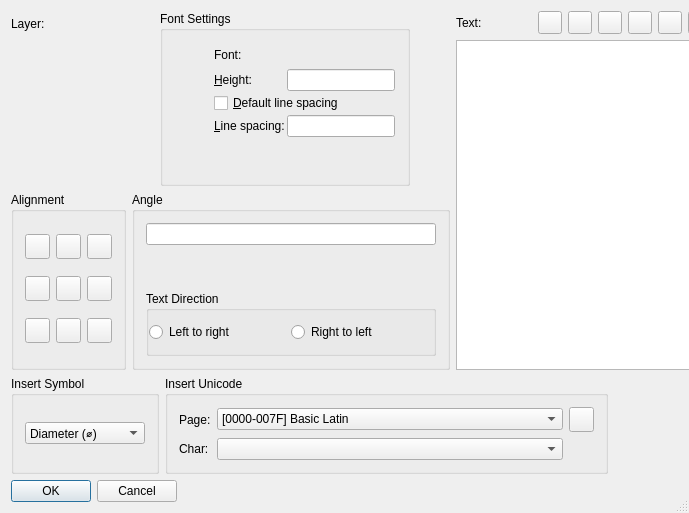
Before: the Qt Designer form librecad/src/ui/forms/qg_dlgmtext.ui in LibreCAD/LibreCAD, drawn with Qt 5.
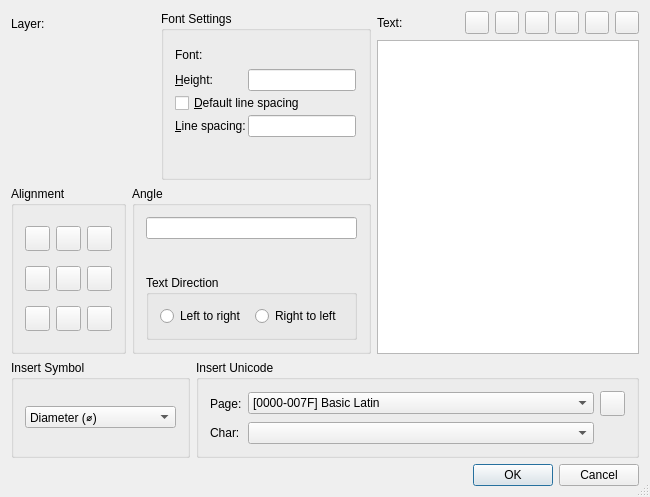
After: the same form once the commit is applied. Icons and pictures are not drawn. Custom widgets are drawn as their Qt base class.

```diff
--- a/librecad/src/ui/forms/qg_dlgmtext.ui
+++ b/librecad/src/ui/forms/qg_dlgmtext.ui
@@ -6,40 +6,28 @@
    <rect>
     <x>0</x>
     <y>0</y>
-    <width>689</width>
-    <height>513</height>
+    <width>650</width>
+    <height>497</height>
    </rect>
   </property>
-  <property name="sizePolicy">
-   <sizepolicy hsizetype="Maximum" vsizetype="Preferred">
-    <horstretch>0</horstretch>
-    <verstretch>0</verstretch>
-   </sizepolicy>
-  </property>
   <property name="windowTitle">
    <string>MText</string>
   </property>
   <property name="sizeGripEnabled">
    <bool>true</bool>
   </property>
-  <layout class="QFormLayout" name="formLayout">
+  <layout class="QGridLayout" name="gridLayout">
    <item row="0" column="0">
     <layout class="QGridLayout" name="gridLayout_2">
      <item row="0" column="0">
       <layout class="QGridLayout" name="gridLayout_3">
-       <property name="sizeConstraint">
-        <enum>QLayout::SetMinimumSize</enum>
-       </property>
        <item row="0" column="0">
         <layout class="QGridLayout" name="gridLayout_4">
-         <property name="sizeConstraint">
-          <enum>QLayout::SetMinAndMaxSize</enum>
-         </property>
          <item row="0" column="0">
-          <layout class="QVBoxLayout" name="vlAttributes">
-           <item>
-            <layout class="QHBoxLayout">
-             <item>
+          <layout class="QGridLayout" name="gridLayout_5">
+           <item row="0" column="0">
+            <layout class="QGridLayout" name="gridLayout_6">
+             <item row="0" column="0">
               <widget class="QLabel" name="lLayer">
                <property name="sizePolicy">
                 <sizepolicy hsizetype="Preferred" vsizetype="Preferred">
@@ -61,7 +49,7 @@
                </property>
               </widget>
              </item>
-             <item>
+             <item row="0" column="1">
               <widget class="QG_LayerBox" name="cbLayer" native="true">
                <property name="minimumSize">
                 <size>
@@ -74,9 +62,22 @@
                </property>
               </widget>
              </item>
+             <item row="0" column="2">
+              <spacer name="horizontalSpacer_5">
+               <property name="orientation">
+                <enum>Qt::Horizontal</enum>
+               </property>
+               <property name="sizeHint" stdset="0">
+                <size>
+                 <width>1</width>
+                 <height>20</height>
+                </size>
+               </property>
+              </spacer>
+             </item>
             </layout>
            </item>
-           <item>
+           <item row="1" column="0">
             <widget class="QG_WidgetPen" name="wPen" native="true">
              <property name="sizePolicy">
               <sizepolicy hsizetype="MinimumExpanding" vsizetype="MinimumExpanding">
@@ -106,7 +107,7 @@
             <property name="spacing">
              <number>2</number>
             </property>
-            <item row="5" column="1">
+            <item row="5" column="0">
              <widget class="QLabel" name="lLineSpacingFactor">
               <property name="text">
                <string>&amp;Line spacing:</string>
@@ -119,59 +120,7 @@
               </property>
              </widget>
             </item>
-            <item row="2" column="2">
-             <widget class="QG_FontBox" name="cbFont" native="true">
-              <property name="sizePolicy">
-               <sizepolicy hsizetype="Expanding" vsizetype="Fixed">
-                <horstretch>0</horstretch>
-                <verstretch>0</verstretch>
-               </sizepolicy>
-              </property>
-              <property name="minimumSize">
-               <size>
-                <width>100</width>
-                <height>25</height>
-               </size>
-              </property>
-              <property name="focusPolicy">
-               <enum>Qt::WheelFocus</enum>
-              </property>
-             </widget>
-            </item>
-            <item row="3" column="2">
-             <widget class="QLineEdit" name="leHeight">
-              <property name="sizePolicy">
-               <sizepolicy hsizetype="Expanding" vsizetype="Fixed">
-                <horstretch>0</horstretch>
-                <verstretch>0</verstretch>
-               </sizepolicy>
-              </property>
-             </widget>
-            </item>
-            <item row="5" column="3">
-             <spacer name="horizontalSpacer">
-              <property name="orientation">
-               <enum>Qt::Horizontal</enum>
-              </property>
-              <property name="sizeHint" stdset="0">
-               <size>
-                <width>1</width>
-                <height>20</height>
-               </size>
-              </property>
-             </spacer>
-            </item>
-            <item row="5" column="2">
-             <widget class="QLineEdit" name="leLineSpacingFactor">
-              <property name="sizePolicy">
-               <sizepolicy hsizetype="Expanding" vsizetype="Fixed">
-                <horstretch>0</horstretch>
-                <verstretch>0</verstretch>
-               </sizepolicy>
-              </property>
-             </widget>
-            </item>
-            <item row="4" column="1" colspan="2">
+            <item row="4" column="0" colspan="2">
              <widget class="QCheckBox" name="cbDefault">
               <property name="sizePolicy">
                <sizepolicy hsizetype="Expanding" vsizetype="Fixed">
@@ -187,7 +136,20 @@
               </property>
              </widget>
             </item>
-            <item row="7" column="2">
+            <item row="3" column="2">
+             <spacer name="horizontalSpacer_2">
+              <property name="orientation">
+               <enum>Qt::Horizontal</enum>
+              </property>
+              <property name="sizeHint" stdset="0">
+               <size>
+                <width>1</width>
+                <height>20</height>
+               </size>
+              </property>
+             </spacer>
+            </item>
+            <item row="7" column="1">
              <spacer name="spacer2_2">
               <property name="orientation">
                <enum>Qt::Vertical</enum>
@@ -203,20 +165,59 @@
               </property>
              </spacer>
             </item>
-            <item row="2" column="3">
-             <spacer name="horizontalSpacer_4">
-              <property name="orientation">
-               <enum>Qt::Horizontal</enum>
-              </property>
-              <property name="sizeHint" stdset="0">
-               <size>
-                <width>1</width>
-                <height>20</height>
-               </size>
-              </property>
-             </spacer>
-            </item>
             <item row="3" column="1">
+             <widget class="QLineEdit" name="leHeight">
+              <property name="sizePolicy">
+               <sizepolicy hsizetype="Expanding" vsizetype="Fixed">
+                <horstretch>0</horstretch>
+                <verstretch>0</verstretch>
+               </sizepolicy>
+              </property>
+             </widget>
+            </item>
+            <item row="5" column="2">
+             <spacer name="horizontalSpacer">
+              <property name="orientation">
+               <enum>Qt::Horizontal</enum>
+              </property>
+              <property name="sizeHint" stdset="0">
+               <size>
+                <width>1</width>
+                <height>20</height>
+               </size>
+              </property>
+             </spacer>
+            </item>
+            <item row="7" column="0">
+             <spacer name="spacer2">
+              <property name="orientation">
+               <enum>Qt::Vertical</enum>
+              </property>
+              <property name="sizeType">
+               <enum>QSizePolicy::Expanding</enum>
+              </property>
+              <property name="sizeHint" stdset="0">
+               <size>
+                <width>20</width>
+                <height>16</height>
+               </size>
+              </property>
+             </spacer>
+            </item>
+            <item row="4" column="2">
+             <spacer name="horizontalSpacer_3">
+              <property name="orientation">
+               <enum>Qt::Horizontal</enum>
+              </property>
+              <property name="sizeHint" stdset="0">
+               <size>
+                <width>1</width>
+                <height>20</height>
+               </size>
+              </property>
+             </spacer>
+            </item>
+            <item row="3" column="0">
              <widget class="QLabel" name="lHeight">
               <property name="text">
                <string>&amp;Height:</string>
@@ -229,57 +230,44 @@
               </property>
              </widget>
             </item>
-            <item row="5" column="0">
-             <spacer name="horizontalSpacer_6">
-              <property name="orientation">
-               <enum>Qt::Horizontal</enum>
+            <item row="5" column="1">
+             <widget class="QLineEdit" name="leLineSpacingFactor">
+              <property name="sizePolicy">
+               <sizepolicy hsizetype="Expanding" vsizetype="Fixed">
+                <horstretch>0</horstretch>
+                <verstretch>0</verstretch>
+               </sizepolicy>
               </property>
-              <property name="sizeHint" stdset="0">
-               <size>
-                <width>40</width>
-                <height>20</height>
-               </size>
-              </property>
-             </spacer>
+             </widget>
             </item>
-            <item row="7" column="1">
-             <spacer name="spacer2">
-              <property name="orientation">
-               <enum>Qt::Vertical</enum>
-              </property>
-              <property name="sizeType">
-               <enum>QSizePolicy::Expanding</enum>
-              </property>
-              <property name="sizeHint" stdset="0">
-               <size>
-                <width>20</width>
-                <height>16</height>
-               </size>
-              </property>
-             </spacer>
-            </item>
-            <item row="4" column="3">
-             <spacer name="horizontalSpacer_3">
-              <property name="orientation">
-               <enum>Qt::Horizontal</enum>
-              </property>
-              <property name="sizeHint" stdset="0">
-               <size>
-                <width>1</width>
-                <height>20</height>
-               </size>
-              </property>
-             </spacer>
-            </item>
-            <item row="2" column="1">
+            <item row="2" column="0">
              <widget class="QLabel" name="label">
               <property name="text">
                <string>Font:</string>
               </property>
              </widget>
             </item>
-            <item row="3" column="3">
-             <spacer name="horizontalSpacer_2">
+            <item row="2" column="1">
+             <widget class="QG_FontBox" name="cbFont" native="true">
+              <property name="sizePolicy">
+               <sizepolicy hsizetype="Expanding" vsizetype="Fixed">
+                <horstretch>0</horstretch>
+                <verstretch>0</verstretch>
+               </sizepolicy>
+              </property>
+              <property name="minimumSize">
+               <size>
+                <width>100</width>
+                <height>25</height>
+               </size>
+              </property>
+              <property name="focusPolicy">
+               <enum>Qt::WheelFocus</enum>
+              </property>
+             </widget>
+            </item>
+            <item row="2" column="2">
+             <spacer name="horizontalSpacer_4">
               <property name="orientation">
                <enum>Qt::Horizontal</enum>
               </property>
@@ -294,24 +282,11 @@
            </layout>
           </widget>
          </item>
-         <item row="0" column="2">
-          <spacer name="horizontalSpacer_5">
-           <property name="orientation">
-            <enum>Qt::Horizontal</enum>
-           </property>
-           <property name="sizeHint" stdset="0">
-            <size>
-             <width>40</width>
-             <height>20</height>
-            </size>
-           </property>
-          </spacer>
-         </item>
         </layout>
        </item>
        <item row="1" column="0">
-        <layout class="QGridLayout" name="gridLayout_5">
-         <item row="0" column="0">
+        <layout class="QHBoxLayout">
+         <item>
           <widget class="QGroupBox" name="bgAlignment">
            <property name="sizePolicy">
             <sizepolicy hsizetype="Fixed" vsizetype="Preferred">
@@ -587,19 +562,25 @@
            </layout>
           </widget>
          </item>
-         <item row="0" column="1">
+         <item>
           <widget class="QGroupBox" name="bgShape">
            <property name="sizePolicy">
-            <sizepolicy hsizetype="Expanding" vsizetype="Preferred">
+            <sizepolicy hsizetype="Minimum" vsizetype="Preferred">
              <horstretch>0</horstretch>
              <verstretch>0</verstretch>
             </sizepolicy>
            </property>
+           <property name="minimumSize">
+            <size>
+             <width>80</width>
+             <height>0</height>
+            </size>
+           </property>
            <property name="title">
             <string>Angle</string>
            </property>
-           <layout class="QGridLayout" name="gridLayout_6">
-            <item row="0" column="0">
+           <layout class="QVBoxLayout">
+            <item>
              <widget class="QLineEdit" name="leAngle">
               <property name="sizePolicy">
                <sizepolicy hsizetype="Expanding" vsizetype="Fixed">
@@ -609,35 +590,36 @@
               </property>
              </widget>
             </item>
-            <item row="2" column="0">
+            <item>
+             <spacer name="spacer13">
+              <property name="orientation">
+               <enum>Qt::Vertical</enum>
+              </property>
+              <property name="sizeType">
+               <enum>QSizePolicy::Expanding</enum>
+              </property>
+              <property name="sizeHint" stdset="0">
+               <size>
+                <width>20</width>
+                <height>1</height>
+               </size>
+              </property>
+             </spacer>
+            </item>
+            <item>
              <widget class="QGroupBox" name="groupBox">
-              <property name="sizePolicy">
-               <sizepolicy hsizetype="MinimumExpanding" vsizetype="Preferred">
-                <horstretch>0</horstretch>
-                <verstretch>0</verstretch>
-               </sizepolicy>
-              </property>
               <property name="title">
                <string>Text Direction</string>
               </property>
-              <layout class="QGridLayout" name="gridLayout">
-               <property name="leftMargin">
-                <number>0</number>
-               </property>
-               <property name="rightMargin">
-                <number>0</number>
-               </property>
-               <property name="horizontalSpacing">
-                <number>0</number>
-               </property>
-               <item row="0" column="0">
+              <layout class="QHBoxLayout">
+               <item>
                 <widget class="QRadioButton" name="rbLeftToRight">
                  <property name="text">
                   <string>Left to right</string>
                  </property>
                 </widget>
                </item>
-               <item row="0" column="1">
+               <item>
                 <widget class="QRadioButton" name="rbRightToLeft">
                  <property name="text">
                   <string>Right to left</string>
@@ -647,19 +629,6 @@
               </layout>
              </widget>
             </item>
-            <item row="1" column="0">
-             <spacer name="verticalSpacer">
-              <property name="orientation">
-               <enum>Qt::Vertical</enum>
-              </property>
-              <property name="sizeHint" stdset="0">
-               <size>
-                <width>20</width>
-                <height>40</height>
-               </size>
-              </property>
-             </spacer>
-            </item>
            </layout>
           </widget>
          </item>
@@ -801,8 +770,8 @@
     </layout>
    </item>
    <item row="1" column="0">
-    <layout class="QGridLayout" name="gridLayout_7">
-     <item row="0" column="0">
+    <layout class="QHBoxLayout">
+     <item>
       <widget class="QGroupBox" name="buttonGroup7">
        <property name="sizePolicy">
         <sizepolicy hsizetype="Preferred" vsizetype="Preferred">
@@ -903,7 +872,7 @@
        </layout>
       </widget>
      </item>
-     <item row="0" column="1">
+     <item>
       <widget class="QGroupBox" name="buttonGroup5">
        <property name="title">
         <string>Insert Unicode</string>
```
